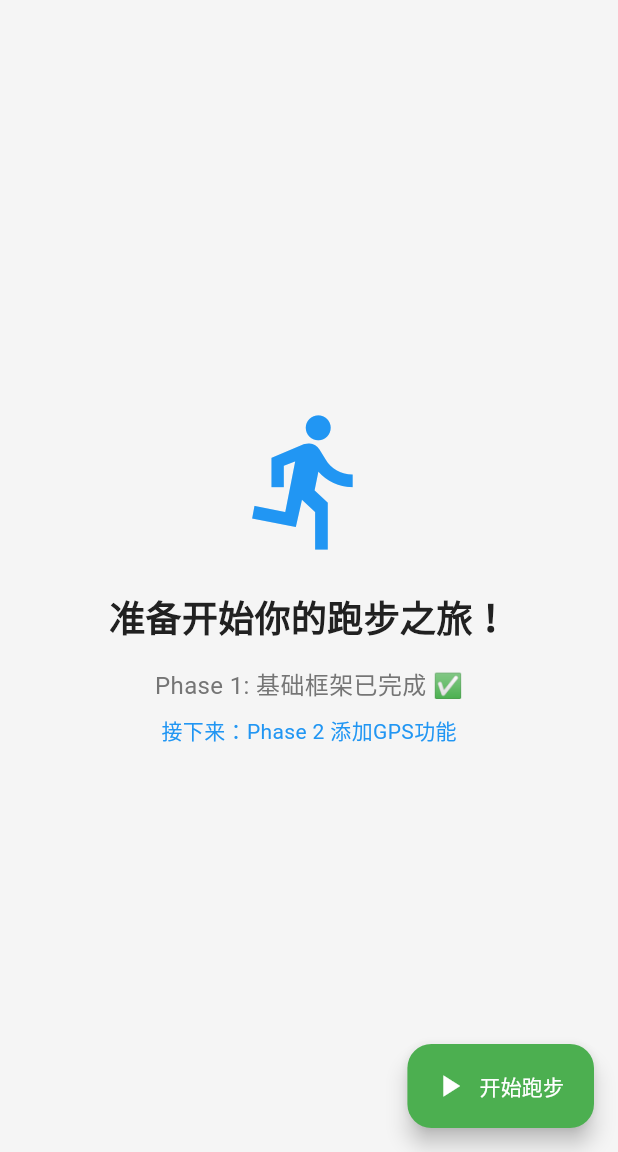
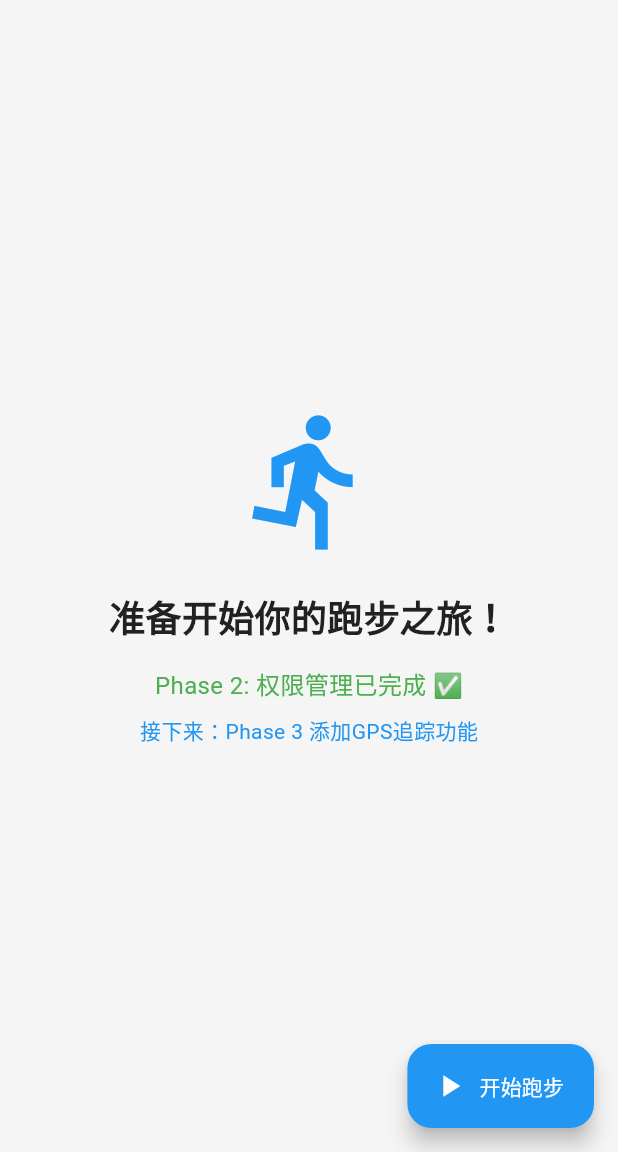
Before and after one commit to kreviazuk/flutter, a Flutter app: the screen it shows after launch, on a phone screen of 412 x 824 dp, the part 84-1236 px from its top. Run offline on Flutter 3.47's test engine with Material 3 defaults, Android fonts, the phone set to English and light mode, and no system bars; our stand-ins replace geolocator, permission_handler.

Commit message:
更新Android项目配置，添加网络优化设置和权限声明，重构主页面以支持权限管理功能，优化UI交互体验。

```diff
--- /dev/null
+++ b/lib/core/services/permission_service.dart
@@ -0,0 +1,120 @@
+import 'package:permission_handler/permission_handler.dart';
+import 'package:geolocator/geolocator.dart';
+
+/// 🔐 权限管理服务
+class PermissionService {
+  /// 检查所有必需权限状态
+  static Future<Map<String, bool>> checkAllPermissions() async {
+    final permissions = {
+      'location': await _checkLocationPermission(),
+      'storage': await _checkStoragePermission(),
+      'notification': await _checkNotificationPermission(),
+    };
+
+    return permissions;
+  }
+
+  /// 检查位置权限
+  static Future<bool> _checkLocationPermission() async {
+    try {
+      // 检查位置服务是否开启
+      bool serviceEnabled = await Geolocator.isLocationServiceEnabled();
+      if (!serviceEnabled) {
+        return false;
+      }
+
+      // 检查位置权限
+      LocationPermission permission = await Geolocator.checkPermission();
+      return permission == LocationPermission.whileInUse || permission == LocationPermission.always;
+    } catch (e) {
+      return false;
+    }
+  }
+
+  /// 检查存储权限
+  static Future<bool> _checkStoragePermission() async {
+    try {
+      // Android 13+ 不需要存储权限，直接返回true
+      final status = await Permission.storage.status;
+      return status.isGranted || status.isLimited;
+    } catch (e) {
+      return true; // 如果检查失败，假设已授权
+    }
+  }
+
+  /// 检查通知权限
+  static Future<bool> _checkNotificationPermission() async {
+    try {
+      final status = await Permission.notification.status;
+      return status.isGranted;
+    } catch (e) {
+      return true; // 通知权限不是必需的
+    }
+  }
+
+  /// 申请位置权限
+  static Future<bool> requestLocationPermission() async {
+    try {
+      // 先检查位置服务
+      bool serviceEnabled = await Geolocator.isLocationServiceEnabled();
+      if (!serviceEnabled) {
+        // 可以提示用户打开位置服务
+        return false;
+      }
+
+      // 申请权限
+      LocationPermission permission = await Geolocator.requestPermission();
+      return permission == LocationPermission.whileInUse || permission == LocationPermission.always;
+    } catch (e) {
+      return false;
+    }
+  }
+
+  /// 申请存储权限
+  static Future<bool> requestStoragePermission() async {
+    try {
+      final status = await Permission.storage.request();
+      return status.isGranted || status.isLimited;
+    } catch (e) {
+      return true;
+    }
+  }
+
+  /// 申请通知权限
+  static Future<bool> requestNotificationPermission() async {
+    try {
+      final status = await Permission.notification.request();
+      return status.isGranted;
+    } catch (e) {
+      return true;
+    }
+  }
+
+  /// 申请所有必需权限
+  static Future<Map<String, bool>> requestAllPermissions() async {
+    final results = <String, bool>{};
+
+    // 位置权限（必需）
+    results['location'] = await requestLocationPermission();
+
+    // 存储权限（可选）
+    results['storage'] = await requestStoragePermission();
+
+    // 通知权限（可选）
+    results['notification'] = await requestNotificationPermission();
+
+    return results;
+  }
+
+  /// 检查是否所有必需权限都已授权
+  static Future<bool> hasAllRequiredPermissions() async {
+    final permissions = await checkAllPermissions();
+    // 只有位置权限是必需的
+    return permissions['location'] == true;
+  }
+
+  /// 打开应用设置页面
+  static Future<void> openAppSettings() async {
+    await Permission.storage.request().then((_) => openAppSettings());
+  }
+}
--- a/lib/presentation/screens/home_screen.dart
+++ b/lib/presentation/screens/home_screen.dart
@@ -1,65 +1,170 @@
 import 'package:flutter/material.dart';
 import '../theme/app_colors.dart';
+import '../widgets/permission_dialog.dart';
+import '../../core/services/permission_service.dart';
 
-/// 🏠 主页面 - Phase 1 基础版本
-class HomeScreen extends StatelessWidget {
+/// 🏠 主页面 - Phase 2 权限管理版本
+class HomeScreen extends StatefulWidget {
   const HomeScreen({super.key});
 
   @override
+  State<HomeScreen> createState() => _HomeScreenState();
+}
+
+class _HomeScreenState extends State<HomeScreen> {
+  bool _hasPermissions = false;
+  bool _isCheckingPermissions = true;
+
+  @override
+  void initState() {
+    super.initState();
+    _checkPermissions();
+  }
+
+  Future<void> _checkPermissions() async {
+    final hasPermissions = await PermissionService.hasAllRequiredPermissions();
+    setState(() {
+      _hasPermissions = hasPermissions;
+      _isCheckingPermissions = false;
+    });
+  }
+
+  Future<void> _showPermissionDialog() async {
+    final result = await showDialog<bool>(
+      context: context,
+      barrierDismissible: false,
+      builder: (context) => const PermissionDialog(),
+    );
+
+    if (result == true) {
+      // 权限授权成功，重新检查权限状态
+      await _checkPermissions();
+    }
+  }
+
+  Future<void> _startRunning() async {
+    if (!_hasPermissions) {
+      await _showPermissionDialog();
+      return;
+    }
+
+    // 权限已授权，可以开始跑步功能
+    if (mounted) {
+      ScaffoldMessenger.of(context).showSnackBar(
+        const SnackBar(
+          content: Text('🎉 权限已授权！跑步功能即将上线...'),
+          backgroundColor: AppColors.success,
+        ),
+      );
+    }
+  }
+
+  @override
   Widget build(BuildContext context) {
+    if (_isCheckingPermissions) {
+      return const Scaffold(
+        body: Center(
+          child: Column(
+            mainAxisAlignment: MainAxisAlignment.center,
+            children: [
+              CircularProgressIndicator(
+                color: AppColors.primary,
+              ),
+              SizedBox(height: 16),
+              Text(
+                '正在检查权限状态...',
+                style: TextStyle(
+                  fontSize: 16,
+                  color: AppColors.textSecondary,
+                ),
+              ),
+            ],
+          ),
+        ),
+      );
+    }
+
     return Scaffold(
       appBar: AppBar(
         title: const Text('🏃‍♂️ 跑步追踪器'),
+        actions: [
+          if (!_hasPermissions)
+            IconButton(
+              onPressed: _showPermissionDialog,
+              icon: const Icon(
+                Icons.security,
+                color: AppColors.warning,
+              ),
+              tooltip: '权限设置',
+            ),
+        ],
       ),
-      body: const Center(
+      body: Center(
         child: Column(
           mainAxisAlignment: MainAxisAlignment.center,
           children: [
             Icon(
-              Icons.directions_run,
+              _hasPermissions ? Icons.directions_run : Icons.security,
               size: 100,
-              color: AppColors.primary,
+              color: _hasPermissions ? AppColors.primary : AppColors.warning,
             ),
-            SizedBox(height: 24),
+            const SizedBox(height: 24),
             Text(
-              '准备开始你的跑步之旅！',
-              style: TextStyle(
+              _hasPermissions ? '准备开始你的跑步之旅！' : '需要权限才能开始跑步',
+              style: const TextStyle(
                 fontSize: 24,
                 fontWeight: FontWeight.bold,
                 color: AppColors.textPrimary,
               ),
             ),
-            SizedBox(height: 16),
-            Text(
-              'Phase 1: 基础框架已完成 ✅',
-              style: TextStyle(
-                fontSize: 16,
-                color: AppColors.textSecondary,
+            const SizedBox(height: 16),
+            if (_hasPermissions) ...[
+              const Text(
+                'Phase 2: 权限管理已完成 ✅',
+                style: TextStyle(
+                  fontSize: 16,
+                  color: AppColors.success,
+                ),
               ),
-            ),
-            SizedBox(height: 8),
-            Text(
-              '接下来：Phase 2 添加GPS功能',
-              style: TextStyle(
-                fontSize: 14,
-                color: AppColors.info,
+              const SizedBox(height: 8),
+              const Text(
+                '接下来：Phase 3 添加GPS追踪功能',
+                style: TextStyle(
+                  fontSize: 14,
+                  color: AppColors.info,
+                ),
               ),
-            ),
+            ] else ...[
+              const Text(
+                '请授权位置权限以使用跑步功能',
+                style: TextStyle(
+                  fontSize: 16,
+                  color: AppColors.textSecondary,
+                ),
+              ),
+              const SizedBox(height: 16),
+              ElevatedButton.icon(
+                onPressed: _showPermissionDialog,
+                style: ElevatedButton.styleFrom(
+                  backgroundColor: AppColors.primary,
+                  foregroundColor: Colors.white,
+                  padding: const EdgeInsets.symmetric(
+                    horizontal: 24,
+                    vertical: 12,
+                  ),
+                ),
+                icon: const Icon(Icons.security),
+                label: const Text('申请权限'),
+              ),
+            ],
           ],
         ),
       ),
       floatingActionButton: FloatingActionButton.extended(
-        onPressed: () {
-          // 之后这里会启动跑步功能
-          ScaffoldMessenger.of(context).showSnackBar(
-            const SnackBar(
-              content: Text('🚧 跑步功能正在开发中...'),
-              backgroundColor: AppColors.info,
-            ),
-          );
-        },
-        icon: const Icon(Icons.play_arrow),
-        label: const Text('开始跑步'),
+        onPressed: _startRunning,
+        backgroundColor: _hasPermissions ? AppColors.primary : AppColors.warning,
+        icon: Icon(_hasPermissions ? Icons.play_arrow : Icons.security),
+        label: Text(_hasPermissions ? '开始跑步' : '需要权限'),
       ),
     );
   }
```
Also changed, not shown: lib/presentation/widgets/permission_dialog.dart (added, +281 -0 lines), 4 other files.
